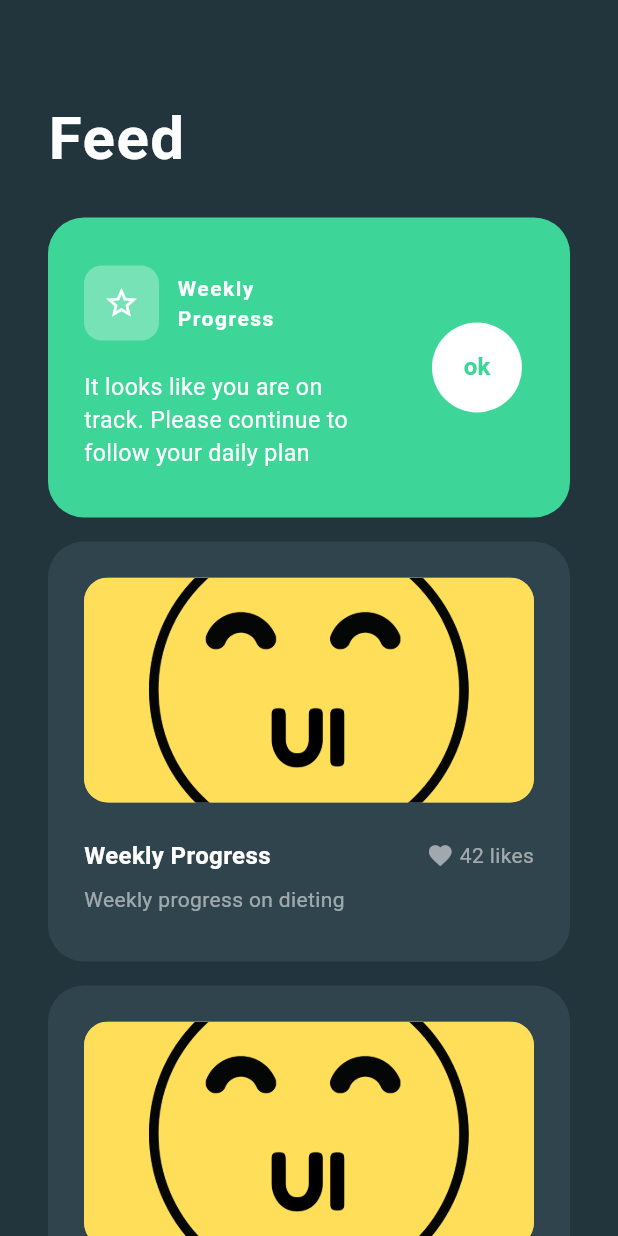
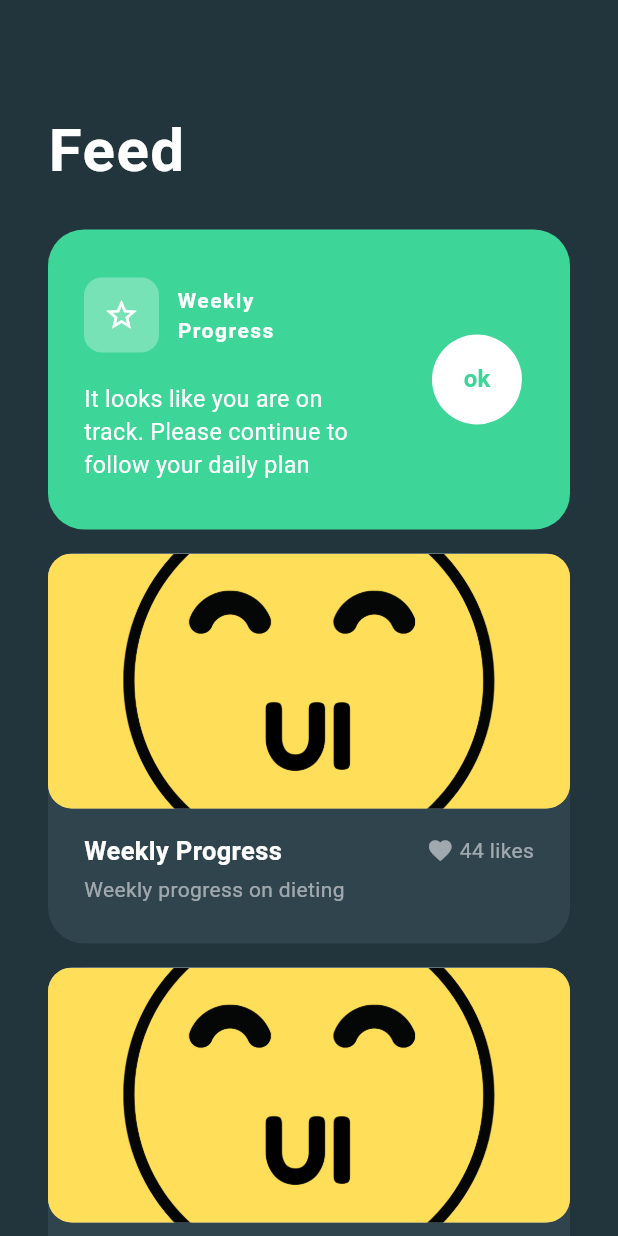
Before and after one commit to muzzammil763/marvie_ios_ui, a Flutter app: the screen it shows after launch, on a phone screen of 412 x 824 dp. Run offline on Flutter 3.47's test engine with Material 3 defaults, Android fonts, the light colour scheme and no system bars.

Commit message:
changes in ui

```diff
--- a/lib/Screens/homescreen.dart
+++ b/lib/Screens/homescreen.dart
@@ -23,7 +23,7 @@ class HomeScreen extends StatelessWidget {
               Column(
                 crossAxisAlignment: CrossAxisAlignment.start,
                 children: [
-                  const SizedBox(height: 64),
+                  const SizedBox(height: 72),
                   const Text(
                     "Feed",
                     style: TextStyle(
@@ -105,7 +105,7 @@ class HomeScreen extends StatelessWidget {
                   ),
                   const SizedBox(height: 16),
                   Container(
-                    height: 280,
+                    height: 260,
                     width: double.infinity,
                     decoration: const BoxDecoration(
                       color: Color(0xff30444E),
@@ -113,12 +113,10 @@ class HomeScreen extends StatelessWidget {
                         Radius.circular(24),
                       ),
                     ),
-                    child: Padding(
-                      padding: const EdgeInsets.all(24),
                     child: Column(
                       children: [
                         Container(
-                            height: 150,
+                          height: 170,
                           width: double.infinity,
                           decoration: BoxDecoration(
                             borderRadius: BorderRadius.circular(16),
@@ -133,16 +131,18 @@ class HomeScreen extends StatelessWidget {
                           ),
                         ),
                         const SizedBox(
-                            height: 24,
+                          height: 16,
                         ),
-                          const Row(
+                        const Padding(
+                          padding: EdgeInsets.symmetric(horizontal: 24),
+                          child: Row(
                             children: [
                               Text(
                                 "Weekly Progress",
                                 style: TextStyle(
                                   color: Colors.white,
                                   fontWeight: FontWeight.bold,
-                                  fontSize: 16,
+                                  fontSize: 17,
                                 ),
                               ),
                               Spacer(),
@@ -153,15 +153,18 @@ class HomeScreen extends StatelessWidget {
                               ),
                               SizedBox(width: 4),
                               Text(
-                                "42 likes",
+                                "44 likes",
                                 style: TextStyle(
                                   color: Colors.white54,
                                 ),
                               ),
                             ],
                           ),
-                          const Spacer(),
-                          const Row(
+                        ),
+                        const SizedBox(height: 4),
+                        const Padding(
+                          padding: EdgeInsets.symmetric(horizontal: 24),
+                          child: Row(
                             children: [
                               Text(
                                 "Weekly progress on dieting",
@@ -170,17 +173,15 @@ class HomeScreen extends StatelessWidget {
                                   fontSize: 14,
                                 ),
                               ),
-                              Spacer(),
                             ],
                           ),
-                          const Spacer(),
+                        ),
                       ],
-                      ),
                     ),
                   ),
                   const SizedBox(height: 16),
                   Container(
-                    height: 280,
+                    height: 260,
                     width: double.infinity,
                     decoration: const BoxDecoration(
                       color: Color(0xff30444E),
@@ -188,12 +189,10 @@ class HomeScreen extends StatelessWidget {
                         Radius.circular(24),
                       ),
                     ),
-                    child: Padding(
-                      padding: const EdgeInsets.all(24),
                     child: Column(
                       children: [
                         Container(
-                            height: 150,
+                          height: 170,
                           width: double.infinity,
                           decoration: BoxDecoration(
                             borderRadius: BorderRadius.circular(16),
@@ -208,16 +207,18 @@ class HomeScreen extends StatelessWidget {
                           ),
                         ),
                         const SizedBox(
-                            height: 24,
+                          height: 16,
                         ),
-                          const Row(
+                        const Padding(
+                          padding: EdgeInsets.symmetric(horizontal: 24),
+                          child: Row(
                             children: [
                               Text(
                                 "Weekly Progress",
                                 style: TextStyle(
                                   color: Colors.white,
                                   fontWeight: FontWeight.bold,
-                                  fontSize: 16,
+                                  fontSize: 17,
                                 ),
                               ),
                               Spacer(),
@@ -228,15 +229,18 @@ class HomeScreen extends StatelessWidget {
                               ),
                               SizedBox(width: 4),
                               Text(
-                                "42 likes",
+                                "99 likes",
                                 style: TextStyle(
                                   color: Colors.white54,
                                 ),
                               ),
                             ],
                           ),
-                          const Spacer(),
-                          const Row(
+                        ),
+                        const SizedBox(height: 4),
+                        const Padding(
+                          padding: EdgeInsets.symmetric(horizontal: 24),
+                          child: Row(
                             children: [
                               Text(
                                 "Weekly progress on dieting",
@@ -245,12 +249,10 @@ class HomeScreen extends StatelessWidget {
                                   fontSize: 14,
                                 ),
                               ),
-                              Spacer(),
                             ],
                           ),
-                          const Spacer(),
+                        ),
                       ],
-                      ),
                     ),
                   ),
                 ],
```
Lines whose indentation alone changed are shown as unchanged.
